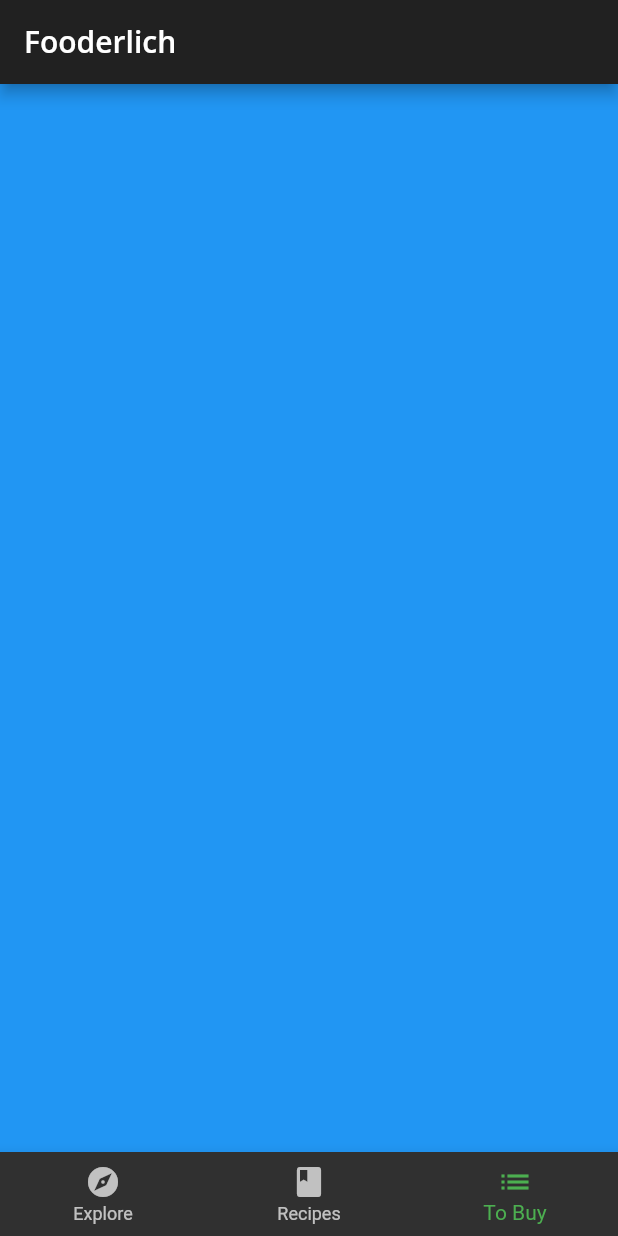
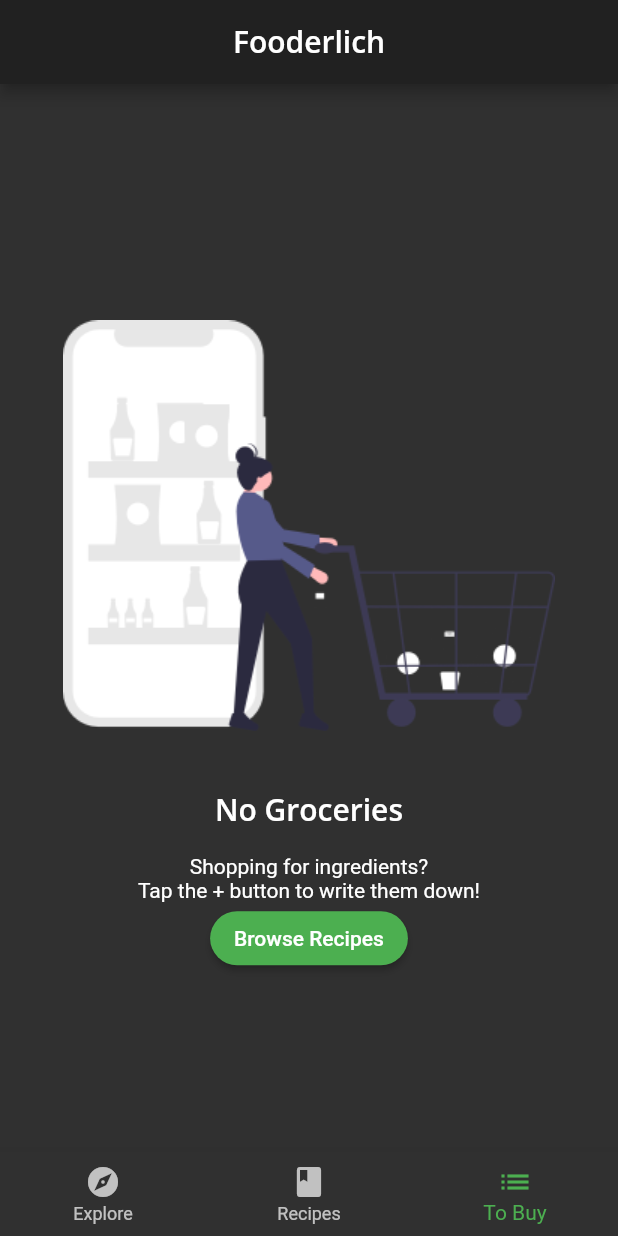
Before and after one commit to DahackerInno/05-scrollable-widgets, a Flutter app: the screen it shows after launch, item 3 of the bottom bar chosen, on a phone screen of 412 x 824 dp. Run offline on Flutter 3.47's test engine with Material 2 defaults, Android fonts, the phone set to English and light mode, and no system bars; our stand-ins replace google_fonts; project files that could hold a hidden picture were left out.

Commit message:
designing empty grocery screen

```diff
--- a/lib/home.dart
+++ b/lib/home.dart
@@ -1,6 +1,7 @@
 import 'package:flutter/material.dart';
 import 'screens/recipes_screen.dart';
 import 'screens/explore_screen.dart';
+import 'screens/grocery_screen.dart';
 
 class Home extends StatefulWidget {
   const Home({Key? key}) : super(key: key);
@@ -15,7 +16,7 @@ class _HomeState extends State<Home> {
   static List<Widget> pages = <Widget>[
     ExploreScreen(),
     RecipesScreen(),
-    Container(color: Colors.blue),
+    const GroceryScreen(),
   ];
 
   void _onItemTapped(int index) {
@@ -28,9 +29,11 @@ class _HomeState extends State<Home> {
   Widget build(BuildContext context) {
     return Scaffold(
       appBar: AppBar(
-        title: Text(
-          'Fooderlich',
-          style: Theme.of(context).textTheme.headline6,
+        title: Center(
+          child: Text(
+            'Fooderlich',
+            style: Theme.of(context).textTheme.headline6,
+          ),
         ),
       ),
       body: pages[_selectedIndex],
--- /dev/null
+++ b/lib/screens/empty_grocery_screen.dart
@@ -0,0 +1,53 @@
+import 'package:flutter/material.dart';
+
+class EmptyGroceryScreen extends StatelessWidget {
+  const EmptyGroceryScreen({Key? key}) : super(key: key);
+
+  @override
+  Widget build(BuildContext context) {
+    // TODO 3: Replace and add layout widgets
+    // 1
+    return Padding(
+      padding: const EdgeInsets.all(30.0),
+      // 2
+      child: Center(
+        // 3
+        child: Column(
+          mainAxisAlignment: MainAxisAlignment.center,
+          children: [
+// 1
+            Flexible(
+              // 2
+              child: AspectRatio(
+                aspectRatio: 1 / 1,
+                child: Image.asset('assets/fooderlich_assets/empty_list.png'),
+              ),
+            ),
+            Text(
+              'No Groceries',
+              style: Theme.of(context).textTheme.headline6,
+            ),
+            const SizedBox(height: 16.0),
+            const Text(
+              'Shopping for ingredients?\n'
+                  'Tap the + button to write them down!',
+              textAlign: TextAlign.center,
+            ),
+            MaterialButton(
+              textColor: Colors.white,
+              child: const Text('Browse Recipes'),
+              shape: RoundedRectangleBorder(
+                borderRadius: BorderRadius.circular(30.0),
+              ),
+              color: Colors.green,
+              onPressed: () {
+                // TODO 8: Go to Recipes Tab
+              },
+            ),
+          ],
+        ),
+      ),
+    );
+
+  }
+}
--- /dev/null
+++ b/lib/screens/grocery_screen.dart
@@ -0,0 +1,14 @@
+import 'package:flutter/material.dart';
+import 'empty_grocery_screen.dart';
+
+class GroceryScreen extends StatelessWidget {
+  const GroceryScreen({Key? key}) : super(key: key);
+
+  @override
+  Widget build(BuildContext context) {
+    // TODO 4: Add a scaffold widget
+    return const EmptyGroceryScreen();
+
+  }
+// TODO: Add buildGroceryScreen
+}
--- a/pubspec.yaml
+++ b/pubspec.yaml
@@ -24,3 +24,4 @@ flutter:
     - assets/magazine_pics/
     - assets/sample_data/
     - assets/profile_pics/
+    - assets/fooderlich_assets/
```
